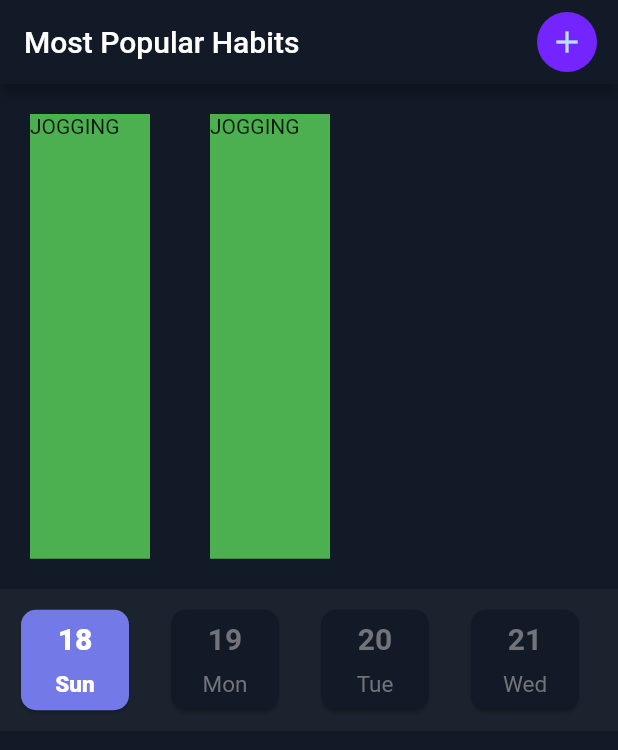
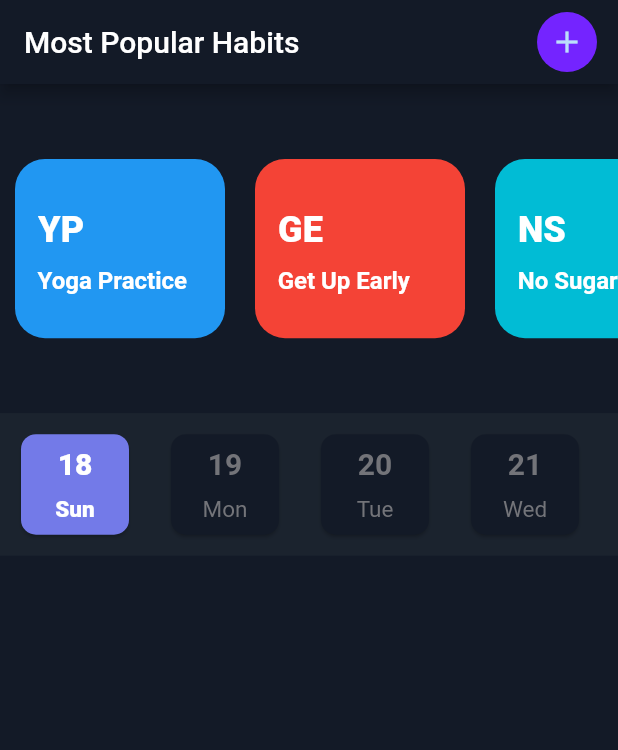
Before and after one commit to pranavkaruvally/Habit-tracker, a Flutter app: the screen it shows after launch, on a phone screen of 412 x 824 dp. Shown: the top 750 px of the screen. Run offline on Flutter 3.47's test engine with Material 2 defaults, Android fonts, the phone set to English and light mode, and no system bars; our stand-ins replace hive, hive_flutter; accounts and stored records are empty.

Commit message:
Designed quickhabits properly

```diff
--- a/habit_tracker/lib/quick_habit.dart
+++ b/habit_tracker/lib/quick_habit.dart
@@ -4,29 +4,59 @@ import 'models.dart';
 
 class QuickHabit extends StatelessWidget {
   const QuickHabit({Key? key}) : super(key: key);
-
-  Widget quickHabitTile() {
+  Widget quickHabitTile({String heading="YP", String habitText="Yoga Practice", int color=0xff01bcd5}) {
   return Container(
-    margin: const EdgeInsets.all(20.0),
-    height: 80.0,
-    width: 80.0,
-    color: Colors.green,
-    child: const Text('JOGGING'),
+    margin: const EdgeInsets.only(left: 10.0, right: 10, top: 50, bottom: 50),
+    height: 200.0,
+    width: 140.0,
+    decoration: BoxDecoration(
+      borderRadius: BorderRadius.circular(20),
+      color: Color(color),
+    ),
+    child: Stack(
+      children: [
+        Align(
+              alignment: const Alignment(-0.99, -0.4),
+              child: Container(
+                margin: const EdgeInsets.all(15),
+                child: Text(heading,
+                  style: const TextStyle(
+                    color: Colors.white,
+                    fontSize: 24,
+                    fontWeight: FontWeight.w900)),
+              )),
+        Align(
+              alignment: const Alignment(-0.99, 0.6),
+              child: Container(
+                margin: const EdgeInsets.all(15),
+                child: Text(habitText,
+                  style: const TextStyle(
+                    color: Colors.white,
+                    fontSize: 16,
+                    fontWeight: FontWeight.w700)),
+              )),
+      ],
+    ),
     );
   }
 
   Widget quickHabit() {
     return ListView(
       scrollDirection: Axis.horizontal,
+      shrinkWrap: true,
       children: [
-        quickHabitTile(), quickHabitTile(),
+        quickHabitTile(heading: 'YP', habitText: 'Yoga Practice', color: 0xff2197f2), quickHabitTile(heading: 'GE', habitText: 'Get Up Early', color: 0xfff44336), quickHabitTile(heading: 'NS', habitText: 'No Sugar', color: 0xff01bcd5),
       ],
     );
   }
 
   @override
   Widget build(BuildContext context) {
-    return quickHabit();
+    return SizedBox(
+      height: 300,
+      width: MediaQuery.of(context).size.width,
+      child: quickHabit(),
+    );
   }
 }
 
--- a/habit_tracker/lib/set_habit.dart
+++ b/habit_tracker/lib/set_habit.dart
@@ -220,7 +220,10 @@ class _SetHabitState extends State<SetHabit> {
         ),
         const SizedBox(width: 10.0,)],
       ),
-      body: Column(children: const <Widget>[Expanded(child: QuickHabit()), Calendar(), Expanded(child: MyHabits())]),
+      body: Column(children: const <Widget>[
+        Flexible(flex: 4, child: QuickHabit()),
+        Flexible(flex: 3, child: Calendar()),
+        Flexible(flex: 7, child: MyHabits())]),
     );
   }
 }
```
